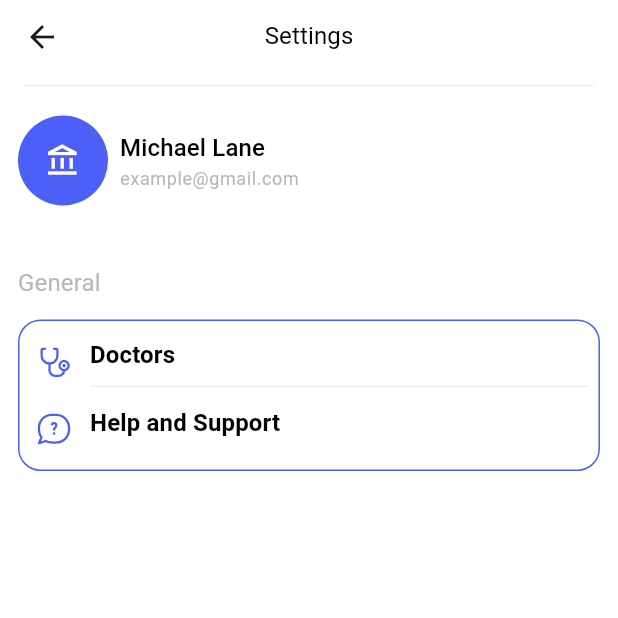
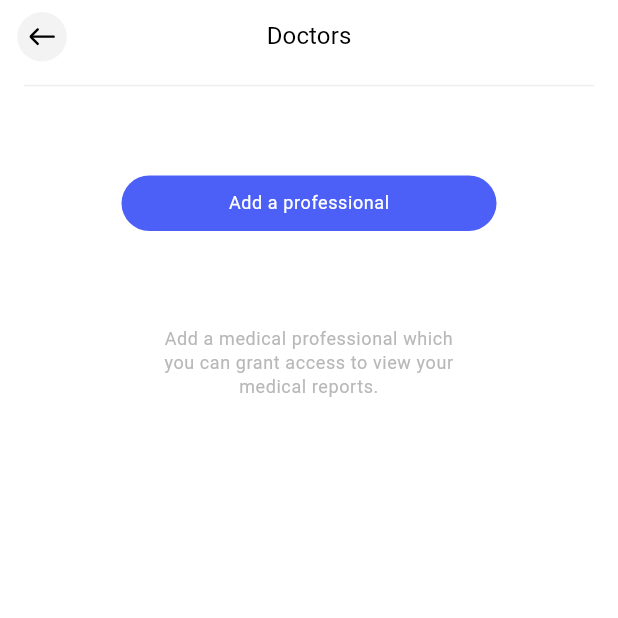
Before and after one commit to richkazz/med_mate, a Flutter app: the SettingView screen opened directly, after a tap on "Doctors", on a phone screen of 412 x 824 dp, the top half of it. Run offline on Flutter 3.47's test engine with Material 2 defaults, Android fonts, the phone set to English and light mode, and no system bars; our stand-ins replace bloc, equatable, flutter_animate, flutter_bloc, flutter_secure_storage, flutter_svg and 1 more; missing offline and left inert: flow_builder; accounts and stored records are empty; generated files the repository leaves out were written again.

Commit message:
feat: Added doctor page

```diff
--- /dev/null
+++ b/lib/doctor/doctor.dart
@@ -0,0 +1,2 @@
+export 'cubit/daotor_cubit.dart';
+export 'view/doctor.dart';
--- /dev/null
+++ b/lib/doctor/view/doctor.dart
@@ -0,0 +1,90 @@
+import 'package:app_ui/app_ui.dart';
+import 'package:flutter/material.dart';
+import 'package:med_mate/l10n/l10n.dart';
+import 'package:med_mate/widgets/widget.dart';
+
+class DoctorPage extends StatelessWidget {
+  const DoctorPage({super.key});
+  static MaterialPageRoute<void> route() {
+    return MaterialPageRoute(builder: (_) => const DoctorPage());
+  }
+
+  @override
+  Widget build(BuildContext context) {
+    return const DoctorView();
+  }
+}
+
+class DoctorView extends StatelessWidget {
+  const DoctorView({super.key});
+
+  @override
+  Widget build(BuildContext context) {
+    return Scaffold(
+      appBar: AppBar(
+        title: Text(
+          context.l10n.doctors,
+          style: Theme.of(context).textTheme.titleMedium,
+        ),
+        centerTitle: true,
+        bottom: const PreferredSize(
+          preferredSize: Size.fromHeight(1),
+          child: Divider(
+            color: AppColors.dividerColor,
+          ),
+        ),
+        leading: IconButton(
+          onPressed: () {
+            Navigator.pop(context);
+          },
+          icon: CircleAvatar(
+            backgroundColor: AppColors.textFieldFillColor,
+            child: Assets.icons.arrowDown02Sharp.svg(package: 'app_ui'),
+          ),
+        ),
+      ),
+      body: SingleChildScrollView(
+        child: SizedBox(
+          width: MediaQuery.sizeOf(context).width,
+          child: Padding(
+            padding: const EdgeInsets.all(AppSpacing.md),
+            child: Column(
+              children: [
+                const SizedBox(
+                  height: AppSpacing.xxlg,
+                ),
+                ConstrainedBox(
+                  constraints:
+                      const BoxConstraints(maxWidth: 250, maxHeight: 37),
+                  child: AppButton.primary(
+                    borderRadius: 25,
+                    onPressed: () {},
+                    child: AppButtonText(
+                      color: AppColors.white,
+                      text: context.l10n.addProfessional,
+                    ),
+                  ),
+                ),
+                const SizedBox(
+                  height: AppSpacing.xxxlg,
+                ),
+                ConstrainedBox(
+                  constraints: const BoxConstraints(
+                    maxWidth: 200,
+                  ),
+                  child: Text(
+                    context.l10n.addMedicalProfessional,
+                    textAlign: TextAlign.center,
+                    style: Theme.of(context).textTheme.bodySmall!.copyWith(
+                        color: AppColors.textDullColor,
+                        fontWeight: FontWeight.w400),
+                  ),
+                ),
+              ],
+            ),
+          ),
+        ),
+      ),
+    );
+  }
+}
--- a/lib/landing_page/view/landing_page.dart
+++ b/lib/landing_page/view/landing_page.dart
@@ -46,9 +46,7 @@ class LandingPage extends StatelessWidget {
               children: [
                 const Text('Nov'),
                 IconButton(
-                  onPressed: () {
-                    context.read<LandingPageCubit>().showCalenderToSelect();
-                  },
+                  onPressed: null,
                   icon: Assets.icons.calendar03.svg(
                     height: 20,
                     width: 20,
--- a/lib/report/view/report.dart
+++ b/lib/report/view/report.dart
@@ -282,19 +282,3 @@ class ReportModalBottomSheetContent extends StatelessWidget {
     );
   }
 }
-
-class AppButtonText extends StatelessWidget {
-  const AppButtonText({required this.text, required this.color, super.key});
-  final String text;
-  final Color color;
-  @override
-  Widget build(BuildContext context) {
-    return Text(
-      text,
-      style: Theme.of(context).textTheme.bodySmall!.copyWith(
-            color: color,
-            fontWeight: FontWeight.w400,
-          ),
-    );
-  }
-}
--- a/lib/settings/views/setting.dart
+++ b/lib/settings/views/setting.dart
@@ -1,5 +1,6 @@
 import 'package:app_ui/app_ui.dart';
 import 'package:flutter/material.dart';
+import 'package:med_mate/doctor/doctor.dart';
 import 'package:med_mate/l10n/l10n.dart';
 import 'package:med_mate/widgets/widget.dart';
 
@@ -83,7 +84,9 @@ class GeneralSettingSection extends StatelessWidget {
                 GeneralSettingActionItem(
                   actionText: l10n.doctors,
                   icon: Assets.icons.stethoscope.svg(package: 'app_ui'),
-                  onPressed: () {},
+                  onPressed: () {
+                    Navigator.push(context, DoctorPage.route());
+                  },
                 ),
                 const SizedBox(
                   height: AppSpacing.md,
--- a/lib/widgets/widget.dart
+++ b/lib/widgets/widget.dart
@@ -31,6 +31,22 @@ class DrawHorizontalLine extends StatelessWidget {
     return Container(
       height: 1,
       color: AppColors.dividerColor,
+    );
+  }
+}
+
+class AppButtonText extends StatelessWidget {
+  const AppButtonText({required this.text, required this.color, super.key});
+  final String text;
+  final Color color;
+  @override
+  Widget build(BuildContext context) {
+    return Text(
+      text,
+      style: Theme.of(context).textTheme.bodySmall!.copyWith(
+            color: color,
+            fontWeight: FontWeight.w400,
+          ),
     );
   }
 }
```
Also changed, not shown: lib/doctor/cubit/daotor_cubit.dart (added).
